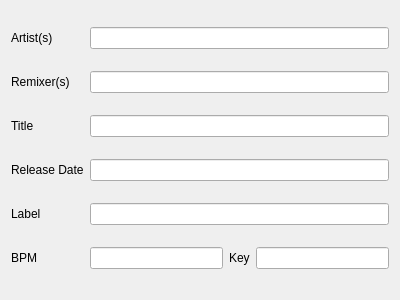
Before: the Qt Designer form uis/trackinfosview.ui in alorence/tym, drawn with Qt 5.
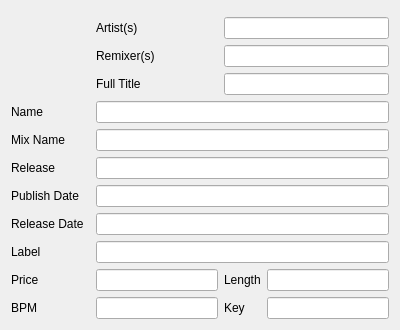
After: the same form once the commit is applied.

Commit message: Update TrackInfos class and widget

```diff
--- a/uis/trackinfosview.ui
+++ b/uis/trackinfosview.ui
@@ -14,76 +14,152 @@
    <string>Form</string>
   </property>
   <layout class="QGridLayout" name="gridLayout">
-   <item row="0" column="1" colspan="3">
-    <widget class="QLineEdit" name="d_artists"/>
-   </item>
-   <item row="0" column="0">
-    <widget class="QLabel" name="l_artists">
-     <property name="text">
-      <string>Artist(s)</string>
-     </property>
-    </widget>
-   </item>
-   <item row="1" column="0">
-    <widget class="QLabel" name="l_remixers">
-     <property name="text">
-      <string>Remixer(s)</string>
-     </property>
-    </widget>
-   </item>
-   <item row="2" column="0">
-    <widget class="QLabel" name="l_title">
-     <property name="text">
-      <string>Title</string>
-     </property>
-    </widget>
-   </item>
-   <item row="1" column="1" colspan="3">
-    <widget class="QLineEdit" name="d_remixers"/>
-   </item>
-   <item row="2" column="1" colspan="3">
-    <widget class="QLineEdit" name="d_title"/>
-   </item>
-   <item row="3" column="1" colspan="3">
+   <item row="15" column="2" colspan="3">
     <widget class="QLineEdit" name="d_releaseDate"/>
    </item>
-   <item row="4" column="0">
-    <widget class="QLabel" name="l_label">
+   <item row="16" column="0">
+    <widget class="QLabel" name="label_9">
      <property name="text">
       <string>Label</string>
      </property>
     </widget>
    </item>
-   <item row="4" column="1" colspan="3">
-    <widget class="QLineEdit" name="d_label"/>
-   </item>
-   <item row="5" column="0">
-    <widget class="QLabel" name="l_bpm">
+   <item row="18" column="0">
+    <widget class="QLabel" name="label_12">
      <property name="text">
       <string>BPM</string>
      </property>
     </widget>
    </item>
-   <item row="5" column="2">
-    <widget class="QLabel" name="l_key">
+   <item row="18" column="3">
+    <widget class="QLabel" name="label_8">
      <property name="text">
       <string>Key</string>
      </property>
     </widget>
    </item>
-   <item row="5" column="1">
+   <item row="18" column="2">
     <widget class="QLineEdit" name="d_bpm"/>
    </item>
-   <item row="5" column="3">
+   <item row="18" column="4">
     <widget class="QLineEdit" name="d_key"/>
    </item>
-   <item row="3" column="0">
-    <widget class="QLabel" name="l_releaseDate">
+   <item row="15" column="0">
+    <widget class="QLabel" name="label_10">
      <property name="text">
       <string>Release Date</string>
      </property>
     </widget>
    </item>
+   <item row="4" column="2" colspan="3">
+    <widget class="QLineEdit" name="d_name"/>
+   </item>
+   <item row="10" column="2" colspan="3">
+    <widget class="QLineEdit" name="d_publishdate"/>
+   </item>
+   <item row="5" column="2" colspan="3">
+    <widget class="QLineEdit" name="d_mixname"/>
+   </item>
+   <item row="10" column="0">
+    <widget class="QLabel" name="label_3">
+     <property name="text">
+      <string>Publish Date</string>
+     </property>
+    </widget>
+   </item>
+   <item row="5" column="0">
+    <widget class="QLabel" name="label_4">
+     <property name="text">
+      <string>Mix Name</string>
+     </property>
+    </widget>
+   </item>
+   <item row="4" column="0">
+    <widget class="QLabel" name="label_5">
+     <property name="text">
+      <string>Name</string>
+     </property>
+    </widget>
+   </item>
+   <item row="16" column="2" colspan="3">
+    <widget class="QLineEdit" name="d_label"/>
+   </item>
+   <item row="17" column="4">
+    <widget class="QLineEdit" name="d_length"/>
+   </item>
+   <item row="17" column="3">
+    <widget class="QLabel" name="label_2">
+     <property name="text">
+      <string>Length</string>
+     </property>
+    </widget>
+   </item>
+   <item row="17" column="2">
+    <widget class="QLineEdit" name="d_price"/>
+   </item>
+   <item row="17" column="0">
+    <widget class="QLabel" name="label">
+     <property name="text">
+      <string>Price</string>
+     </property>
+    </widget>
+   </item>
+   <item row="8" column="0">
+    <widget class="QLabel" name="label_6">
+     <property name="text">
+      <string>Release</string>
+     </property>
+    </widget>
+   </item>
+   <item row="8" column="2" colspan="3">
+    <widget class="QLineEdit" name="d_release"/>
+   </item>
+   <item row="0" column="0" rowspan="4" colspan="2">
+    <widget class="QWidget" name="image" native="true">
+     <property name="sizePolicy">
+      <sizepolicy hsizetype="Fixed" vsizetype="Fixed">
+       <horstretch>0</horstretch>
+       <verstretch>0</verstretch>
+      </sizepolicy>
+     </property>
+     <property name="minimumSize">
+      <size>
+       <width>60</width>
+       <height>60</height>
+      </size>
+     </property>
+    </widget>
+   </item>
+   <item row="3" column="3" colspan="2">
+    <widget class="QLineEdit" name="d_title"/>
+   </item>
+   <item row="3" column="2">
+    <widget class="QLabel" name="label_13">
+     <property name="text">
+      <string>Full Title</string>
+     </property>
+    </widget>
+   </item>
+   <item row="2" column="2">
+    <widget class="QLabel" name="label_11">
+     <property name="text">
+      <string>Remixer(s)</string>
+     </property>
+    </widget>
+   </item>
+   <item row="1" column="2">
+    <widget class="QLabel" name="label_7">
+     <property name="text">
+      <string>Artist(s)</string>
+     </property>
+    </widget>
+   </item>
+   <item row="2" column="3" colspan="2">
+    <widget class="QLineEdit" name="d_remixers"/>
+   </item>
+   <item row="1" column="3" colspan="2">
+    <widget class="QLineEdit" name="d_artists"/>
+   </item>
   </layout>
  </widget>
  <resources/>
```
The commit also changes 2 other files.
